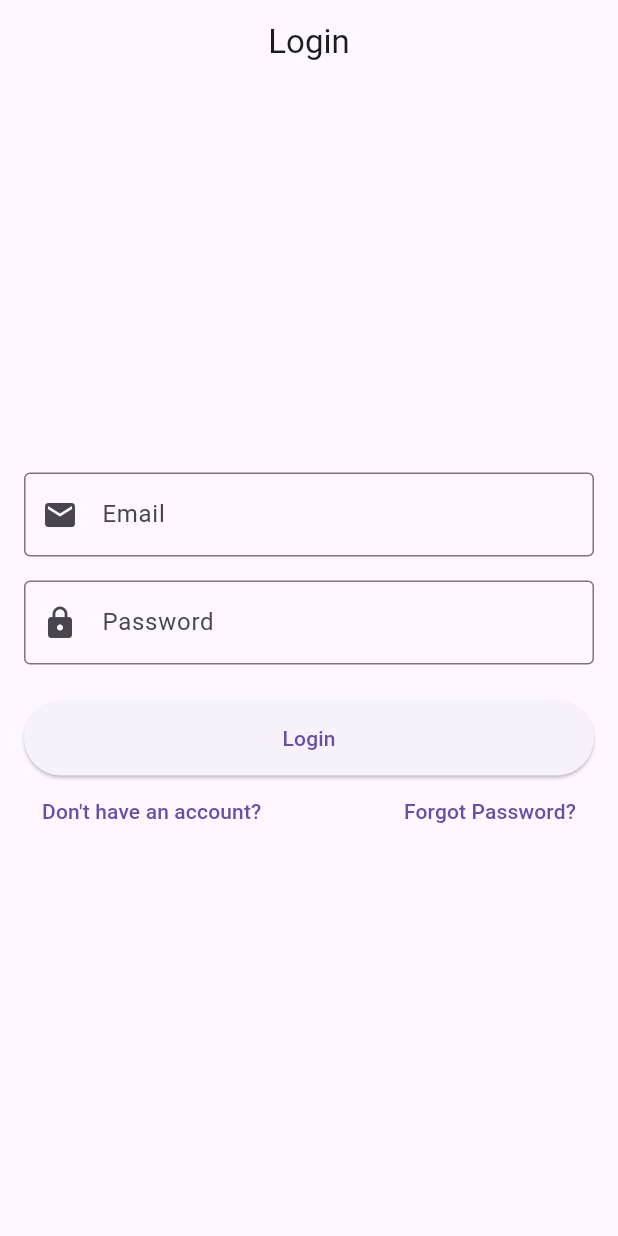
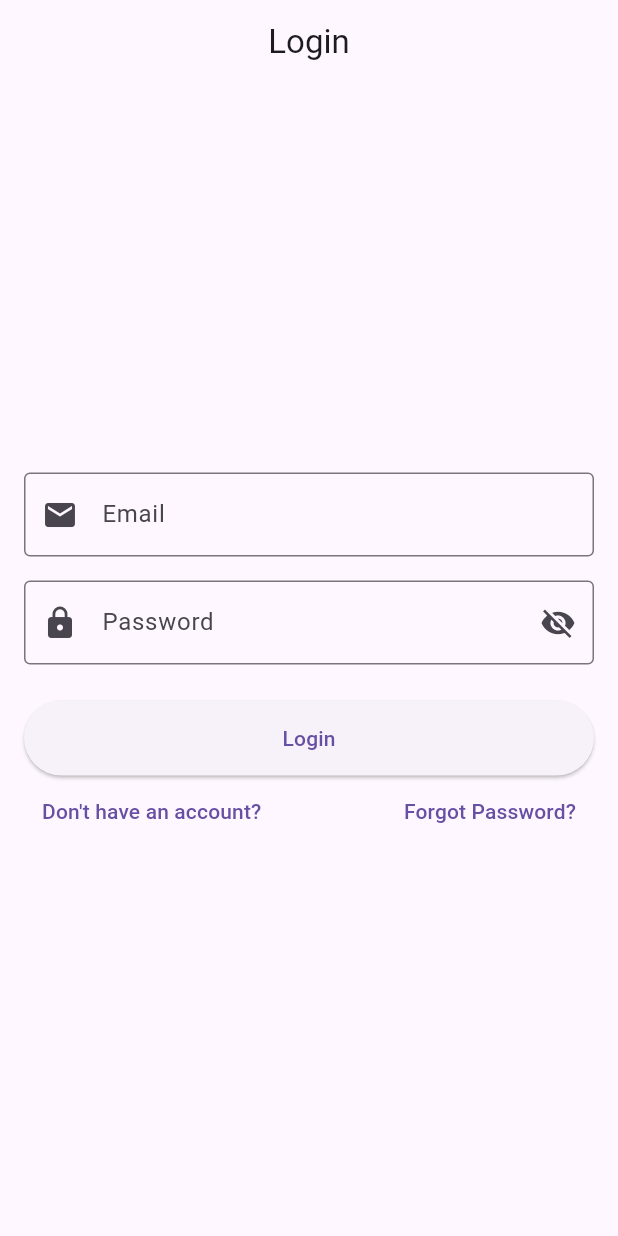
Before and after one commit to sethh99/Flutter, a Flutter app: the screen it shows after launch, on a phone screen of 412 x 824 dp. Run offline on Flutter 3.47's test engine with Material 3 defaults, Android fonts, the light colour scheme and no system bars.

```diff
--- a/lib/screen/login_screen.dart
+++ b/lib/screen/login_screen.dart
@@ -18,6 +18,9 @@ class LoginScreen extends StatefulWidget {
 class _LoginScreenState extends State<LoginScreen> {
   final TextEditingController _emailController = TextEditingController();
   final TextEditingController _passwordController = TextEditingController();
+
+  // 1. ADD A STATE VARIABLE TO TRACK PASSWORD VISIBILITY
+  bool _isPasswordVisible = false;
 
   @override
   void dispose() {
@@ -102,13 +105,30 @@ class _LoginScreenState extends State<LoginScreen> {
               ),
             ),
             const SizedBox(height: 16),
+            // 2. UPDATE THE PASSWORD TEXTFeiLD
             TextField(
               controller: _passwordController,
-              obscureText: true,
-              decoration: const InputDecoration(
+              // Use the state variable to control password visibility
+              obscureText: !_isPasswordVisible,
+              decoration: InputDecoration(
                 labelText: 'Password',
-                prefixIcon: Icon(Icons.lock),
-                border: OutlineInputBorder(),
+                prefixIcon: const Icon(Icons.lock),
+                border: const OutlineInputBorder(),
+                // Add the eye icon to the end of the text field
+                suffixIcon: IconButton(
+                  icon: Icon(
+                    // Change the icon based on the state
+                    _isPasswordVisible
+                        ? Icons.visibility
+                        : Icons.visibility_off,
+                  ),
+                  onPressed: () {
+                    // Update the state to toggle password visibility
+                    setState(() {
+                      _isPasswordVisible = !_isPasswordVisible;
+                    });
+                  },
+                ),
               ),
             ),
             const SizedBox(height: 24),
@@ -119,7 +139,6 @@ class _LoginScreenState extends State<LoginScreen> {
               ),
               child: const Text('Login'),
             ),
-            // **NEW WIDGET: Row for Register and Forgot Password links**
             Row(
               mainAxisAlignment: MainAxisAlignment.spaceBetween,
               children: [
```
